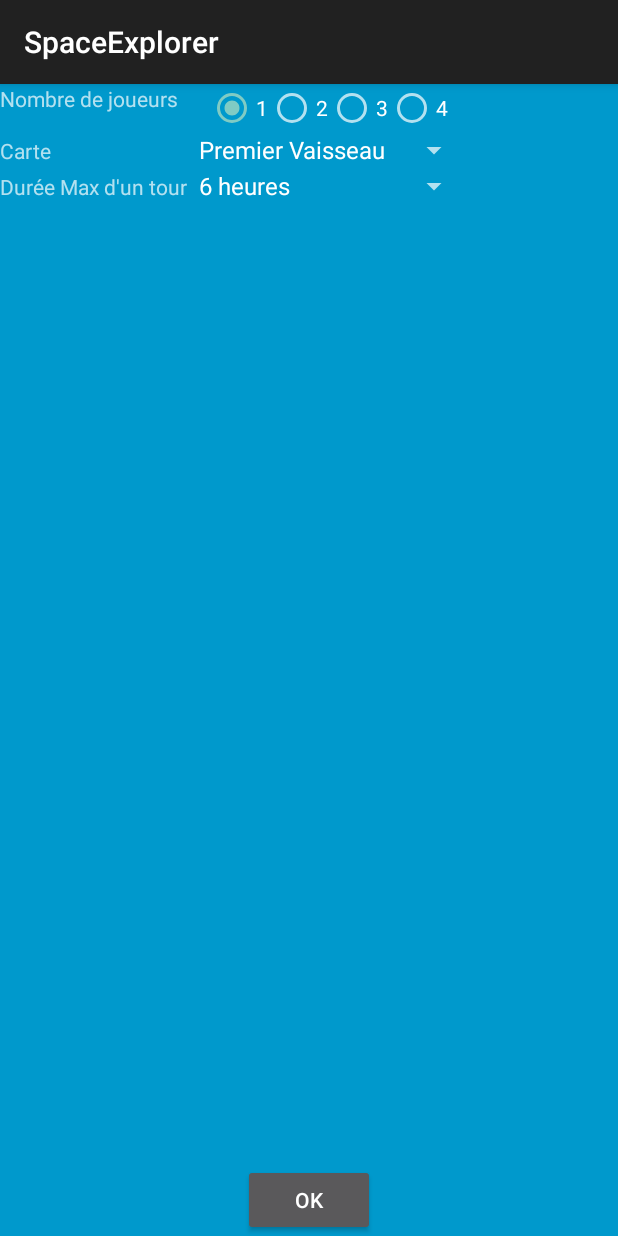
After one commit to thepes/spaceexplorers, an Android app: the layout activity_create_game.xml on its own in the app's theme, with its tools: preview values and no code run, on a phone screen of 412 x 824 dp. The commit adds this screen. Run offline under Robolectric (Android 15) with nearby library versions, the phone set to English and light mode, and no system bars.

Commit message:
- work on master game creation

```diff
--- /dev/null
+++ b/app/src/main/res/layout/activity_create_game.xml
@@ -0,0 +1,119 @@
+<FrameLayout xmlns:android="http://schemas.android.com/apk/res/android"
+    xmlns:tools="http://schemas.android.com/tools"
+    android:layout_width="match_parent"
+    android:layout_height="match_parent"
+    android:background="#0099cc"
+    tools:context="org.copains.spaceexplorer.gamemaster.activities.CreateGameActivity">
+
+    <!-- The primary full-screen view. This can be replaced with whatever view
+         is needed to present your content, e.g. VideoView, SurfaceView,
+         TextureView, etc. -->
+
+    <Button
+        android:text="@android:string/ok"
+        android:layout_width="wrap_content"
+        android:layout_height="wrap_content"
+        android:id="@+id/button2"
+        android:layout_gravity="bottom|center_horizontal|center"
+        android:onClick="createMasterGame" />
+
+    <TableLayout
+        android:layout_width="match_parent"
+        android:layout_height="match_parent">
+
+        <TableRow
+            android:layout_width="match_parent"
+            android:layout_height="match_parent" >
+
+            <TextView
+                android:text="@string/playercount_lbl"
+                android:layout_width="wrap_content"
+                android:layout_height="wrap_content"
+                android:id="@+id/nbplayerslabel"
+                android:gravity="center_vertical" />
+
+            <RadioGroup
+                android:layout_width="match_parent"
+                android:layout_height="wrap_content"
+
+                android:orientation="horizontal"
+                android:layout_gravity="center_horizontal|center"
+                android:id="@+id/nb_players_radiogrp_fld">
+
+                <RadioButton
+                    android:text="1"
+                    android:layout_width="wrap_content"
+                    android:layout_height="wrap_content"
+                    android:id="@+id/radioplayer_1"
+                    android:layout_weight="1"
+                    style="@android:style/Widget.Material.CompoundButton.RadioButton"
+                    android:checked="true" />
+
+                <RadioButton
+                    android:text="2"
+                    android:layout_width="wrap_content"
+                    android:layout_height="wrap_content"
+                    android:id="@+id/radioplayer_2"
+                    android:layout_weight="1"
+                    style="@android:style/Widget.Material.CompoundButton.RadioButton" />
+
+                <RadioButton
+                    android:text="3"
+                    android:layout_width="wrap_content"
+                    android:layout_height="wrap_content"
+                    android:id="@+id/radioplayer_3"
+                    android:layout_weight="1"
+                    style="@android:style/Widget.Material.CompoundButton.RadioButton" />
+
+                <RadioButton
+                    android:text="4"
+                    android:layout_width="wrap_content"
+                    android:layout_height="wrap_content"
+                    android:id="@+id/radioplayer_4"
+                    android:layout_weight="1"
+                    style="@android:style/Widget.Material.CompoundButton.RadioButton" />
+            </RadioGroup>
+
+        </TableRow>
+
+        <TableRow
+            android:layout_width="match_parent"
+            android:layout_height="match_parent" >
+
+            <TextView
+                android:text="@string/choose_map_lbl"
+                android:layout_width="wrap_content"
+                android:layout_height="wrap_content"
+                android:id="@+id/textView" />
+
+            <Spinner
+                android:layout_width="match_parent"
+                android:layout_height="wrap_content"
+                android:id="@+id/map_select_fld"
+                android:entries="@array/map_list"
+                />
+
+        </TableRow>
+
+        <TableRow
+            android:layout_width="match_parent"
+            android:layout_height="match_parent" >
+
+            <TextView
+                android:layout_width="wrap_content"
+                android:layout_height="wrap_content"
+                android:id="@+id/textView2"
+                android:text="@string/turn_duration_lbl" />
+
+            <Spinner
+                android:layout_width="match_parent"
+                android:layout_height="wrap_content"
+                android:id="@+id/turn_duration_fld"
+                android:entries="@array/turn_duration" />
+        </TableRow>
+    </TableLayout>
+
+    <!-- This FrameLayout insets its children based on system windows using
+         android:fitsSystemWindows. -->
+
+</FrameLayout>
--- /dev/null
+++ b/app/src/main/res/values/array.xml
@@ -0,0 +1,14 @@
+<?xml version="1.0" encoding="utf-8"?>
+<resources>
+    <string-array name="map_list">
+        <item>Premier Vaisseau</item>
+        <item>Deuxième Vaisseau</item>
+    </string-array>
+    <string-array name="turn_duration">
+        <item>6 heures</item>
+        <item>12 heures</item>
+        <item>1 jour</item>
+        <item>2 jours</item>
+        <item>1 semaine</item>
+    </string-array>
+</resources>
--- a/app/src/main/res/values/strings.xml
+++ b/app/src/main/res/values/strings.xml
@@ -15,4 +15,10 @@
     <string name="dummy_content">DUMMY\nCONTENT</string>
     <string name="nouvelle_partie">Nouvelle Partie</string>
     <string name="continue_btn_lbl">Continuer</string>
+
+    <string name="title_activity_create_game">Création de partie</string>
+    <string name="playercount_lbl">Nombre de joueurs</string>
+    <string name="master_btn">M</string>
+    <string name="choose_map_lbl">Carte</string>
+    <string name="turn_duration_lbl">Durée Max d\'un tour</string>
 </resources>
--- a/backend/src/main/java/org/copains/spaceexplorer/backend/game/endpoints/GameEndpoint.java
+++ b/backend/src/main/java/org/copains/spaceexplorer/backend/game/endpoints/GameEndpoint.java
@@ -43,6 +43,7 @@ public class GameEndpoint {
     private static final Logger logger = Logger.getLogger(GameEndpoint.class.getName());
 
     private static final int DEFAULT_LIST_LIMIT = 20;
+    public static final int STATUS_AWAITING_PLAYERS = 0;
     public static final int STATUS_INIT = 1;
     public static final int STATUS_PLAYER_TURN = 2;
     public static final int STATUS_MASTER_TURN = 3;
--- a/build.gradle
+++ b/build.gradle
@@ -4,7 +4,7 @@ buildscript {
         jcenter()
     }
     dependencies {
-        classpath 'com.android.tools.build:gradle:2.2.0-beta1'
+        classpath 'com.android.tools.build:gradle:2.2.0-beta3'
     }
 }
 
```
Also changed, not shown: app/src/main/AndroidManifest.xml (+10 -2 lines), app/src/main/java/org/copains/spaceexplorer/StartupActivity.java (+9 -0 lines), app/src/main/java/org/copains/spaceexplorer/game/manager/GameMg.java (+5 -4 lines), app/src/main/java/org/copains/spaceexplorer/gamemaster/activities/CreateGameActivity.java (added, +126 -0 lines), app/src/main/res/layout/startup_menu.xml (+7 -0 lines), backend/src/main/java/org/copains/spaceexplorer/backend/game/objects/Game.java (+29 -0 lines).
